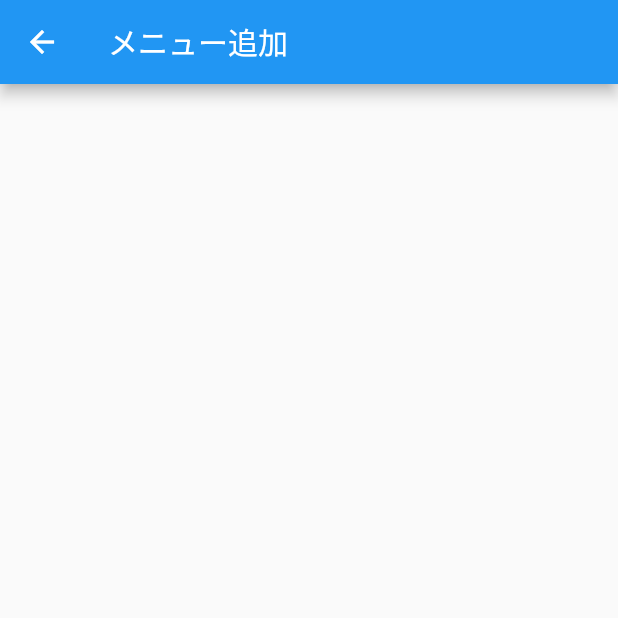
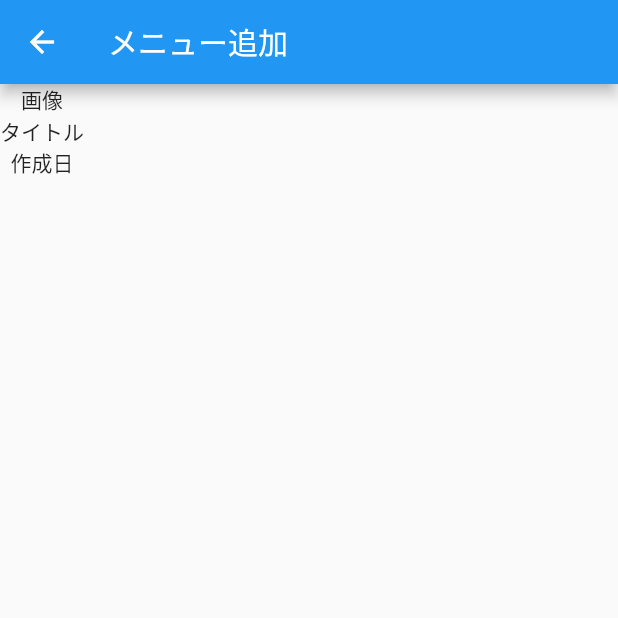
Before and after one commit to baekx/becos_kitchen, a Flutter app: the AddMenuScreen screen opened directly, on a phone screen of 412 x 824 dp, the top half of it. Run offline on Flutter 3.47's test engine with Material 2 defaults, Android fonts, the phone set to English and light mode, and no system bars; our stand-ins replace cloud_firestore, firebase_core, flutter_rating_bar, freezed_annotation; accounts and stored records are empty.

```diff
--- a/lib/screen/add_menu.dart
+++ b/lib/screen/add_menu.dart
@@ -9,7 +9,13 @@ class AddMenuScreen extends StatelessWidget {
       appBar: AppBar(
         title: Text("メニュー追加"),
       ),
-      body: Container(),
+      body: Column(
+        children: [
+          Text("画像"),
+          Text("タイトル"),
+          Text("作成日"),
+        ],
+      ),
     );
   }
 }
```
Also changed, not shown: lib/screen/main.dart (+6 -2 lines).
